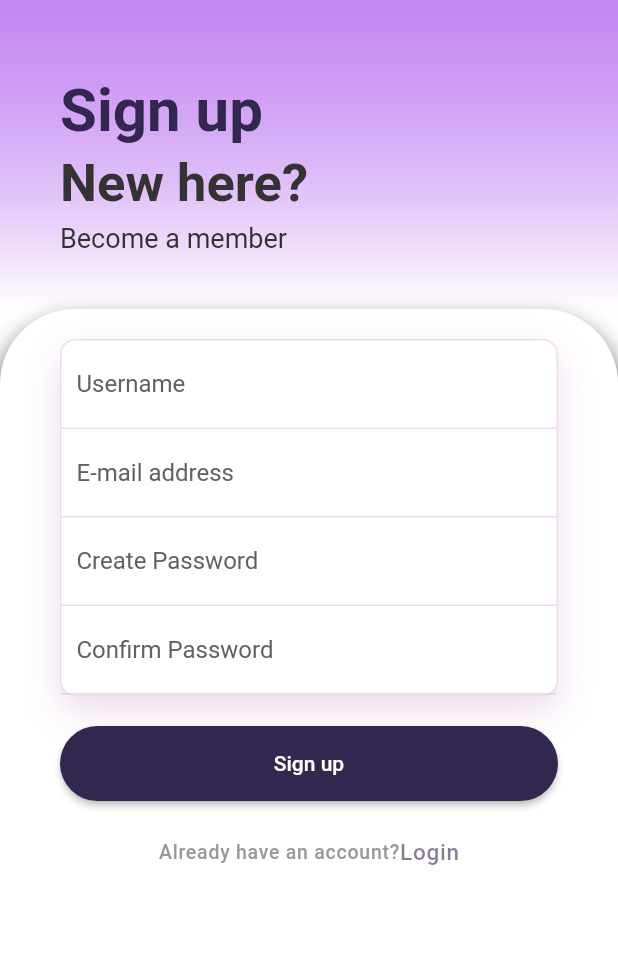
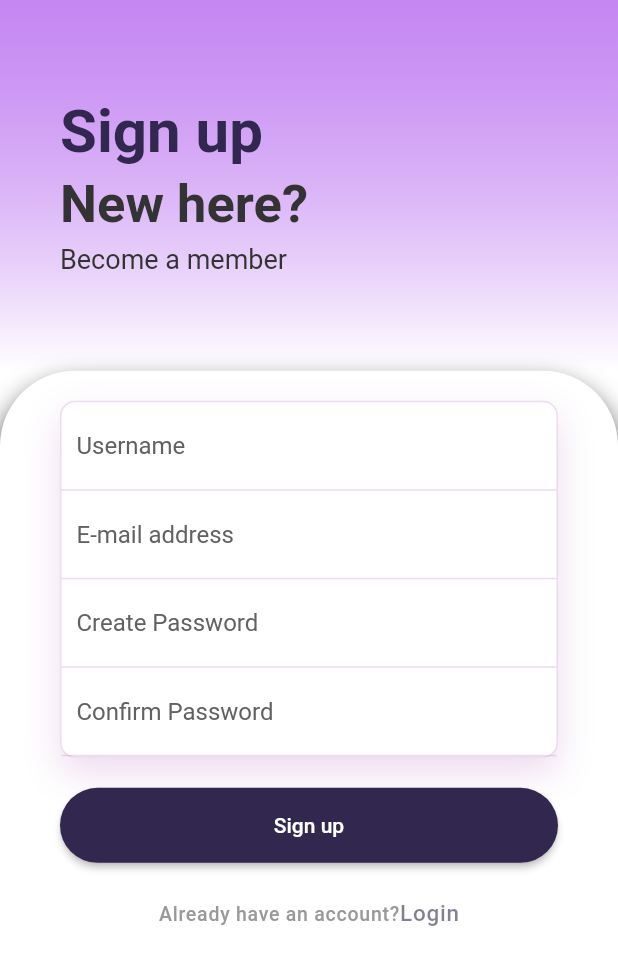
Before and after one commit to MustufaMemon10/PetroCard_app, a Flutter app: the SignUppage screen opened directly, on a phone screen of 412 x 824 dp. Shown: the top 965 px of the screen. Run offline on Flutter 3.47's test engine with Material 2 defaults, Android fonts, the light colour scheme and no system bars; our stand-ins replace animate_do, flutter_onboarding_slider, lottie, shared_preferences; accounts and stored records are empty.

```diff
--- a/lib/Forgot Password/Check Number.dart
+++ b/lib/Forgot Password/Check Number.dart
@@ -248,7 +248,7 @@ class _CheckNumberdState extends State<CheckNumber> {
       SnackBar(
         content: Text(message),
         duration: Duration(seconds: 2),
-        backgroundColor: isError ? AppColors.translightPurple2 : Colors.green,
+        backgroundColor: isError ? AppColors.red : Colors.green,
       ),
     );
   }
--- a/lib/Signup.dart
+++ b/lib/Signup.dart
@@ -90,7 +90,7 @@ class _SignUppageState extends State<SignUppage> {
           children: <Widget>[
             FadeInDown(duration: Duration(milliseconds: 1000),
               child: Container(
-                height: height * 0.25,
+                height: height * 0.3,
                 width: width,
                 decoration: BoxDecoration(
                     gradient: LinearGradient(
```
